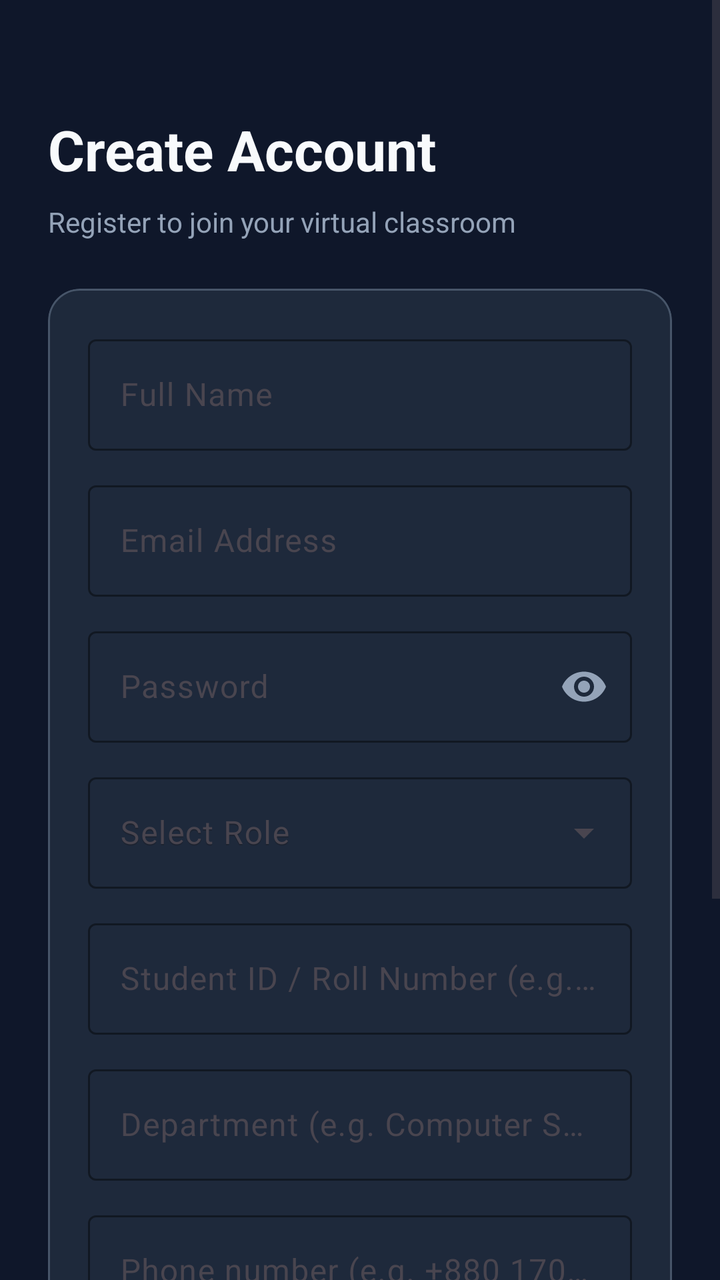
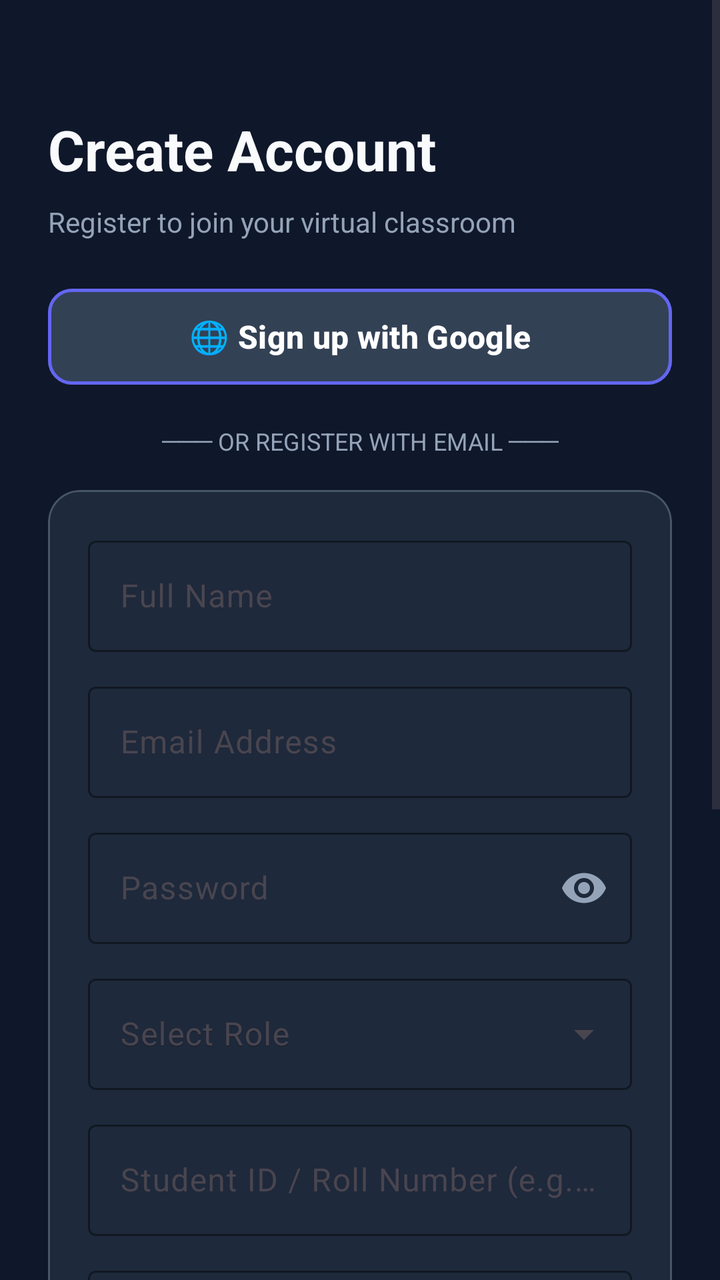

Compare the two renders of this Android layout. The source of the first and the diff that turns it into the second are given below.
<!-- AndroidManifest.xml: application theme Theme.SmartAttendanceManagementSystem -->
<!-- res/layout/fragment_register.xml -->
<?xml version="1.0" encoding="utf-8"?>
<ScrollView xmlns:android="http://schemas.android.com/apk/res/android"
    xmlns:app="http://schemas.android.com/apk/res-auto"
    android:layout_width="match_parent"
    android:layout_height="match_parent"
    android:background="@color/dark_background"
    android:fillViewport="true">

    <androidx.constraintlayout.widget.ConstraintLayout
        android:layout_width="match_parent"
        android:layout_height="wrap_content"
        android:padding="24dp">

        <TextView
            android:id="@+id/tv_title"
            android:layout_width="0dp"
            android:layout_height="wrap_content"
            android:layout_marginTop="32dp"
            android:text="@string/create_account"
            android:textColor="@color/text_primary"
            android:textSize="28sp"
            android:textStyle="bold"
            app:layout_constraintEnd_toEndOf="parent"
            app:layout_constraintStart_toStartOf="parent"
            app:layout_constraintTop_toTopOf="parent" />

        <TextView
            android:id="@+id/tv_subtitle"
            android:layout_width="0dp"
            android:layout_height="wrap_content"
            android:layout_marginTop="8dp"
            android:text="@string/register_subtitle"
            android:textColor="@color/text_secondary"
            android:textSize="14sp"
            app:layout_constraintEnd_toEndOf="parent"
            app:layout_constraintStart_toStartOf="parent"
            app:layout_constraintTop_toBottomOf="@id/tv_title" />

        <com.google.android.material.card.MaterialCardView
            android:id="@+id/card_register"
            android:layout_width="0dp"
            android:layout_height="wrap_content"
            android:layout_marginTop="24dp"
            app:cardBackgroundColor="@color/dark_surface"
            app:cardCornerRadius="16dp"
            app:cardElevation="4dp"
            app:strokeColor="@color/card_stroke"
            app:strokeWidth="1dp"
            app:layout_constraintEnd_toEndOf="parent"
            app:layout_constraintStart_toStartOf="parent"
            app:layout_constraintTop_toBottomOf="@id/tv_subtitle">

            <LinearLayout
                android:layout_width="match_parent"
                android:layout_height="wrap_content"
                android:orientation="vertical"
                android:padding="20dp">

                <com.google.android.material.textfield.TextInputLayout
                    android:id="@+id/til_name"
                    style="@style/Widget.Material3.TextInputLayout.OutlinedBox"
                    android:layout_width="match_parent"
                    android:layout_height="wrap_content"
                    android:hint="@string/label_full_name"
                    app:boxStrokeColor="@color/primary"
                    app:hintTextColor="@color/primary">

                    <com.google.android.material.textfield.TextInputEditText
                        android:id="@+id/et_name"
                        android:layout_width="match_parent"
                        android:layout_height="wrap_content"
                        android:inputType="textPersonName"
                        android:textColor="@color/text_primary" />
                </com.google.android.material.textfield.TextInputLayout>

                <com.google.android.material.textfield.TextInputLayout
                    android:id="@+id/til_email"
                    style="@style/Widget.Material3.TextInputLayout.OutlinedBox"
                    android:layout_width="match_parent"
                    android:layout_height="wrap_content"
                    android:layout_marginTop="12dp"
                    android:hint="@string/label_email"
                    app:boxStrokeColor="@color/primary"
                    app:hintTextColor="@color/primary">

                    <com.google.android.material.textfield.TextInputEditText
                        android:id="@+id/et_email"
                        android:layout_width="match_parent"
                        android:layout_height="wrap_content"
                        android:inputType="textEmailAddress"
                        android:textColor="@color/text_primary" />
                </com.google.android.material.textfield.TextInputLayout>

                <com.google.android.material.textfield.TextInputLayout
                    android:id="@+id/til_password"
                    style="@style/Widget.Material3.TextInputLayout.OutlinedBox"
                    android:layout_width="match_parent"
                    android:layout_height="wrap_content"
                    android:layout_marginTop="12dp"
                    android:hint="@string/label_password"
                    app:boxStrokeColor="@color/primary"
                    app:hintTextColor="@color/primary"
                    app:passwordToggleEnabled="true"
                    app:passwordToggleTint="@color/text_secondary">

                    <com.google.android.material.textfield.TextInputEditText
                        android:id="@+id/et_password"
                        android:layout_width="match_parent"
                        android:layout_height="wrap_content"
                        android:inputType="textPassword"
                        android:textColor="@color/text_primary" />
                </com.google.android.material.textfield.TextInputLayout>

                <com.google.android.material.textfield.TextInputLayout
                    android:id="@+id/til_role"
                    style="@style/Widget.Material3.TextInputLayout.OutlinedBox.ExposedDropdownMenu"
                    android:layout_width="match_parent"
                    android:layout_height="wrap_content"
                    android:layout_marginTop="12dp"
                    android:hint="@string/label_role"
                    app:boxStrokeColor="@color/primary"
                    app:hintTextColor="@color/primary">

                    <AutoCompleteTextView
                        android:id="@+id/act_role"
                        android:layout_width="match_parent"
                        android:layout_height="wrap_content"
                        android:hint="@string/label_role"
                        android:inputType="none"
                        android:textColor="@color/text_primary" />
                </com.google.android.material.textfield.TextInputLayout>

                
                <com.google.android.material.textfield.TextInputLayout
                    android:id="@+id/til_student_id"
                    style="@style/Widget.Material3.TextInputLayout.OutlinedBox"
                    android:layout_width="match_parent"
                    android:layout_height="wrap_content"
                    android:layout_marginTop="12dp"
                    android:hint="Student ID / Roll Number (e.g. 101, 2021-001)"
                    app:boxStrokeColor="@color/primary"
                    app:hintTextColor="@color/primary">

                    <com.google.android.material.textfield.TextInputEditText
                        android:id="@+id/et_student_id"
                        android:layout_width="match_parent"
                        android:layout_height="wrap_content"
                        android:inputType="text"
                        android:textColor="@color/text_primary" />
                </com.google.android.material.textfield.TextInputLayout>

                <com.google.android.material.textfield.TextInputLayout
                    android:id="@+id/til_department"
                    style="@style/Widget.Material3.TextInputLayout.OutlinedBox"
                    android:layout_width="match_parent"
                    android:layout_height="wrap_content"
                    android:layout_marginTop="12dp"
                    android:hint="Department (e.g. Computer Science)"
                    app:boxStrokeColor="@color/primary"
                    app:hintTextColor="@color/primary">

                    <com.google.android.material.textfield.TextInputEditText
                        android:id="@+id/et_department"
                        android:layout_width="match_parent"
                        android:layout_height="wrap_content"
                        android:inputType="text"
                        android:textColor="@color/text_primary" />
                </com.google.android.material.textfield.TextInputLayout>

                <com.google.android.material.textfield.TextInputLayout
                    android:id="@+id/til_phone"
                    style="@style/Widget.Material3.TextInputLayout.OutlinedBox"
                    android:layout_width="match_parent"
                    android:layout_height="wrap_content"
                    android:layout_marginTop="12dp"
                    android:hint="Phone number (e.g. +880 1700-000000)"
                    app:boxStrokeColor="@color/primary"
                    app:hintTextColor="@color/primary">

                    <com.google.android.material.textfield.TextInputEditText
                        android:id="@+id/et_phone"
                        android:layout_width="match_parent"
                        android:layout_height="wrap_content"
                        android:inputType="phone"
                        android:textColor="@color/text_primary" />
                </com.google.android.material.textfield.TextInputLayout>

                <com.google.android.material.textfield.TextInputLayout
                    android:id="@+id/til_address"
                    style="@style/Widget.Material3.TextInputLayout.OutlinedBox"
                    android:layout_width="match_parent"
                    android:layout_height="wrap_content"
                    android:layout_marginTop="12dp"
                    android:hint="Address (e.g. Mirpur, Dhaka)"
                    app:boxStrokeColor="@color/primary"
                    app:hintTextColor="@color/primary">

                    <com.google.android.material.textfield.TextInputEditText
                        android:id="@+id/et_address"
                        android:layout_width="match_parent"
                        android:layout_height="wrap_content"
                        android:inputType="textPostalAddress"
                        android:maxLines="2"
                        android:textColor="@color/text_primary" />
                </com.google.android.material.textfield.TextInputLayout>

                <ProgressBar
                    android:id="@+id/progress_bar"
                    android:layout_width="wrap_content"
                    android:layout_height="wrap_content"
                    android:layout_gravity="center"
                    android:layout_marginTop="16dp"
                    android:visibility="gone" />

                <com.google.android.material.button.MaterialButton
                    android:id="@+id/btn_register"
                    android:layout_width="match_parent"
                    android:layout_height="56dp"
                    android:layout_marginTop="20dp"
                    android:text="@string/btn_register"
                    android:textColor="@color/white"
                    android:textSize="16sp"
                    android:textStyle="bold"
                    app:backgroundTint="@color/primary"
                    app:cornerRadius="12dp" />

            </LinearLayout>

        </com.google.android.material.card.MaterialCardView>

        <TextView
            android:id="@+id/tv_login_link"
            android:layout_width="wrap_content"
            android:layout_height="wrap_content"
            android:layout_marginTop="20dp"
            android:padding="8dp"
            android:text="@string/prompt_have_account"
            android:textColor="@color/primary"
            android:textSize="14sp"
            android:textStyle="bold"
            app:layout_constraintEnd_toEndOf="parent"
            app:layout_constraintStart_toStartOf="parent"
            app:layout_constraintTop_toBottomOf="@id/card_register" />

    </androidx.constraintlayout.widget.ConstraintLayout>

</ScrollView>
<!-- resources referenced by this layout -->
<resources>
  <color name="card_stroke">#475569</color>
  <color name="dark_background">#0F172A</color>
  <color name="dark_surface">#1E293B</color>
  <color name="primary">#6366F1</color>
  <color name="text_primary">#F8FAFC</color>
  <color name="text_secondary">#94A3B8</color>
  <color name="white">#FFFFFFFF</color>
  <string name="btn_register">Register Account</string>
  <string name="create_account">Create Account</string>
  <string name="label_email">Email Address</string>
  <string name="label_full_name">Full Name</string>
  <string name="label_password">Password</string>
  <string name="label_role">Select Role</string>
  <string name="prompt_have_account">Already have an account? Sign In</string>
  <string name="register_subtitle">Register to join your virtual classroom</string>
  <style name="Theme.SmartAttendanceManagementSystem" parent="Theme.Material3.DayNight.NoActionBar">
          
          <item name="colorPrimary">@color/primary</item>
          <item name="colorOnPrimary">@color/white</item>
          <item name="colorSecondary">@color/secondary</item>
          <item name="colorOnSecondary">@color/white</item>
          <item name="android:colorBackground">@color/dark_background</item>
  
          
          <item name="materialAlertDialogTheme">@style/CustomMaterialAlertDialogTheme</item>
          <item name="materialCalendarTheme">@style/CustomMaterialCalendarTheme</item>
          <item name="materialTimePickerTheme">@style/CustomMaterialTimePickerTheme</item>
      </style>
  <color name="secondary">#10B981</color>
  <style name="CustomMaterialAlertDialogTheme" parent="ThemeOverlay.Material3.MaterialAlertDialog">
          <item name="buttonBarPositiveButtonStyle">@style/Widget.Material3.Button.TextButton.Dialog</item>
          <item name="buttonBarNegativeButtonStyle">@style/Widget.Material3.Button.TextButton.Dialog</item>
      </style>
  <style name="CustomMaterialCalendarTheme" parent="ThemeOverlay.Material3.MaterialCalendar">
          <item name="colorOnPrimary">@color/white</item>
          <item name="colorPrimary">@color/primary</item>
      </style>
  <style name="CustomMaterialTimePickerTheme" parent="ThemeOverlay.Material3.MaterialTimePicker">
          <item name="colorOnPrimary">@color/white</item>
          <item name="colorPrimary">@color/primary</item>
      </style>
  <style name="Widget.Material3.Button.TextButton.Dialog" parent="Widget.Material3.Button.TextButton">
          <item name="android:textColor">@color/primary</item>
          <item name="android:textSize">14sp</item>
          <item name="android:textStyle">bold</item>
      </style>
</resources>

<!-- the commit's change to res/layout/fragment_register.xml (unified diff, before → after) -->
@@ -36,11 +36,42 @@
             app:layout_constraintStart_toStartOf="parent"
             app:layout_constraintTop_toBottomOf="@id/tv_title" />
 
+        
+        <com.google.android.material.button.MaterialButton
+            android:id="@+id/btn_google_signup"
+            style="@style/Widget.Material3.Button.TonalButton"
+            android:layout_width="0dp"
+            android:layout_height="56dp"
+            android:layout_marginTop="20dp"
+            android:text="🌐 Sign up with Google"
+            android:textColor="@color/white"
+            android:textSize="16sp"
+            android:textStyle="bold"
+            app:backgroundTint="@color/dark_surface_variant"
+            app:cornerRadius="12dp"
+            app:strokeColor="@color/primary"
+            app:strokeWidth="1.5dp"
+            app:layout_constraintEnd_toEndOf="parent"
+            app:layout_constraintStart_toStartOf="parent"
+            app:layout_constraintTop_toBottomOf="@id/tv_subtitle" />
+
+        <TextView
+            android:id="@+id/tv_divider"
+            android:layout_width="wrap_content"
+            android:layout_height="wrap_content"
+            android:layout_marginTop="16dp"
+            android:text="─── OR REGISTER WITH EMAIL ───"
+            android:textColor="@color/text_secondary"
+            android:textSize="12sp"
+            app:layout_constraintEnd_toEndOf="parent"
+            app:layout_constraintStart_toStartOf="parent"
+            app:layout_constraintTop_toBottomOf="@id/btn_google_signup" />
+
         <com.google.android.material.card.MaterialCardView
             android:id="@+id/card_register"
             android:layout_width="0dp"
             android:layout_height="wrap_content"
-            android:layout_marginTop="24dp"
+            android:layout_marginTop="16dp"
             app:cardBackgroundColor="@color/dark_surface"
             app:cardCornerRadius="16dp"
             app:cardElevation="4dp"
@@ -48,7 +79,7 @@
             app:strokeWidth="1dp"
             app:layout_constraintEnd_toEndOf="parent"
             app:layout_constraintStart_toStartOf="parent"
-            app:layout_constraintTop_toBottomOf="@id/tv_subtitle">
+            app:layout_constraintTop_toBottomOf="@id/tv_divider">
 
             <LinearLayout
                 android:layout_width="match_parent"
<!-- resource entries referenced after the edit -->
@@ -3,6 +3,7 @@
   <color name="card_stroke">#475569</color>
   <color name="dark_background">#0F172A</color>
   <color name="dark_surface">#1E293B</color>
+  <color name="dark_surface_variant">#334155</color>
   <color name="primary">#6366F1</color>
   <color name="text_primary">#F8FAFC</color>
   <color name="text_secondary">#94A3B8</color>
